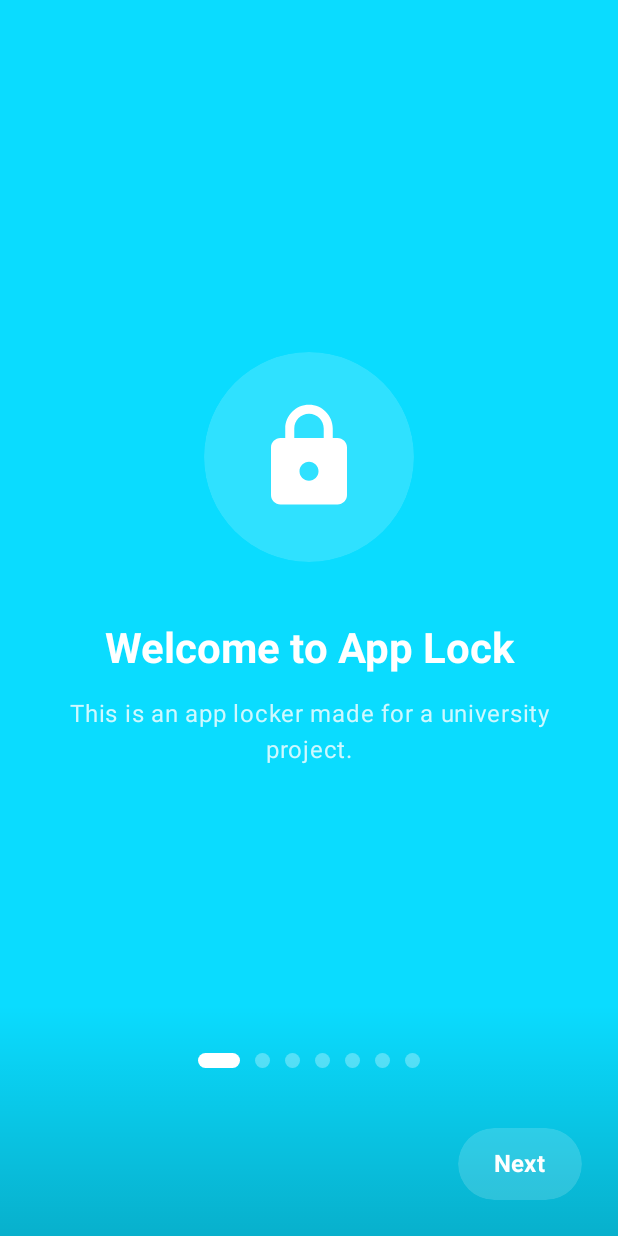
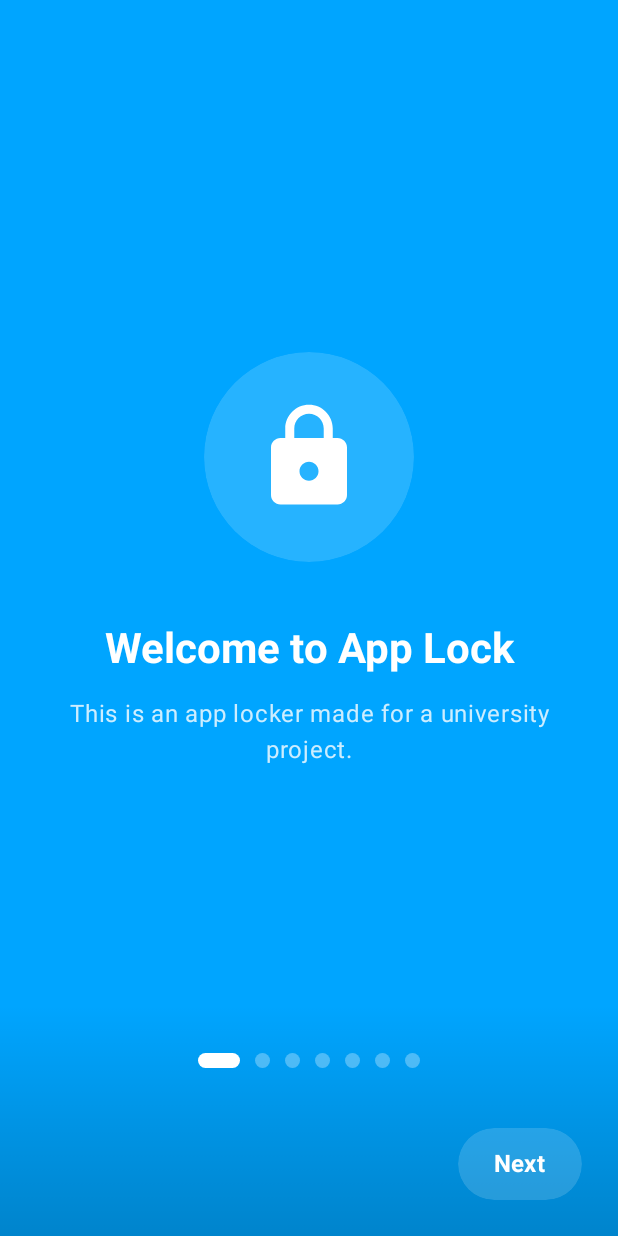
Before and after one commit to mohamedkam000/applock, an Android app built with Jetpack Compose: the AppIntroScreen screen opened through its navigation route, on a phone screen of 412 x 824 dp. Run offline under Robolectric (Android 15) with nearby library versions, the phone set to English and light mode, and no system bars; our stand-ins replace Material 3 Expressive styles (plain Material 3 is drawn).

Commit message:
Colour enhancement

```diff
--- a/app/src/main/java/dev/muhammad/applock/features/appintro/ui/AppIntroScreen.kt
+++ b/app/src/main/java/dev/muhammad/applock/features/appintro/ui/AppIntroScreen.kt
@@ -184,7 +184,7 @@ fun AppIntroScreen(navController: NavController) {
             title = "Welcome to App Lock",
             description = "This is an app locker made for a university project.",
             icon = Icons.Filled.Lock,
-            backgroundColor = Color(0xFF0ADCFF),
+            backgroundColor = Color(0xFF00A5FF),
             contentColor = Color.White,
             onNext = { true }
         ),
```
